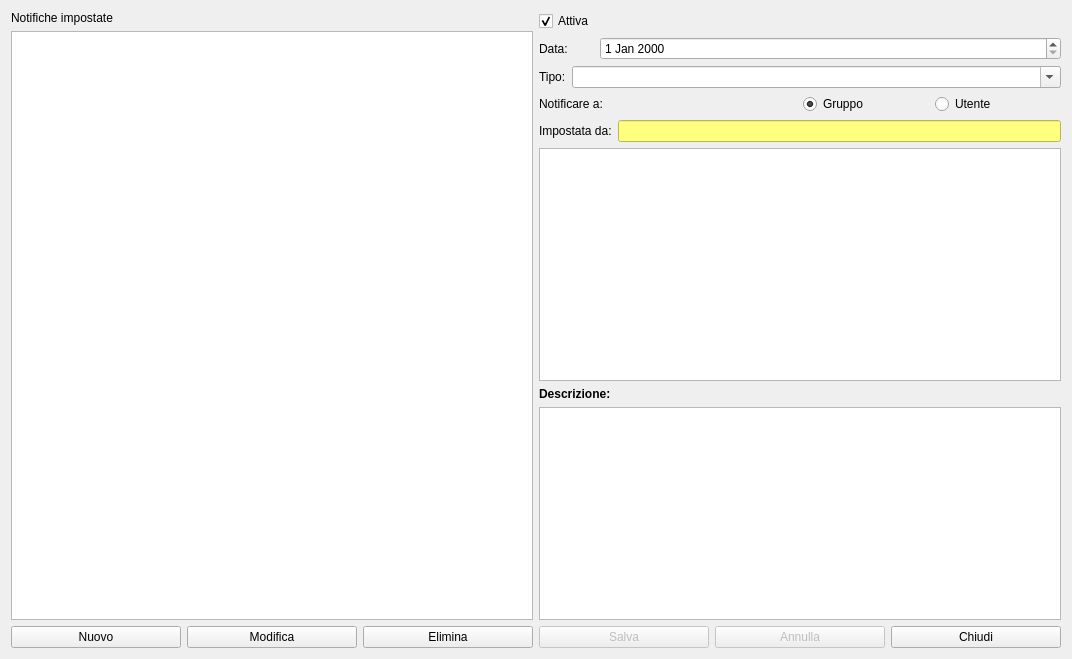
Old version of the form halarm.ui in the repository fblabs/hamlet-mod-sancon.
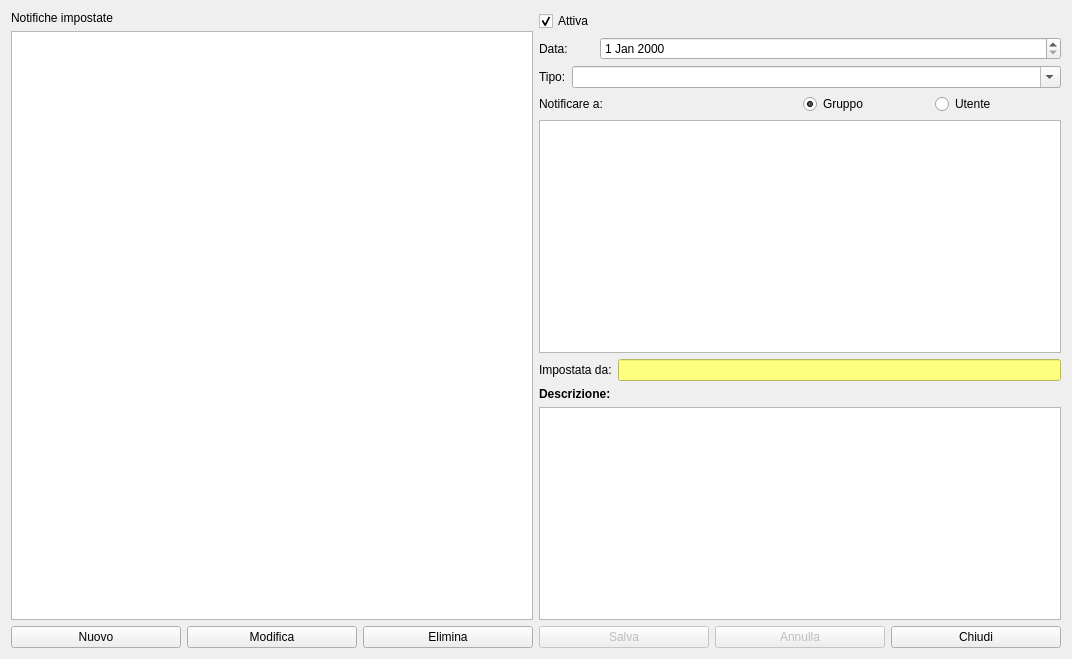
New version of the form. Icons and pictures are not drawn.

What changed in the file:
```diff
--- a/halarm.ui
+++ b/halarm.ui
@@ -139,27 +139,6 @@
          </item>
         </layout>
        </item>
-       <item>
-        <layout class="QFormLayout" name="formLayout_2">
-         <item row="0" column="0">
-          <widget class="QLabel" name="label">
-           <property name="text">
-            <string>Impostata da:</string>
-           </property>
-          </widget>
-         </item>
-         <item row="0" column="1">
-          <widget class="QLineEdit" name="leCreator">
-           <property name="styleSheet">
-            <string notr="true">background-color: rgb(255, 255, 127);</string>
-           </property>
-           <property name="readOnly">
-            <bool>true</bool>
-           </property>
-          </widget>
-         </item>
-        </layout>
-       </item>
        <item>
         <widget class="QListView" name="lvTarget">
          <property name="editTriggers">
@@ -179,6 +158,27 @@
          </property>
         </widget>
        </item>
+       <item>
+        <layout class="QFormLayout" name="formLayout_2">
+         <item row="0" column="0">
+          <widget class="QLabel" name="label">
+           <property name="text">
+            <string>Impostata da:</string>
+           </property>
+          </widget>
+         </item>
+         <item row="0" column="1">
+          <widget class="QLineEdit" name="leCreator">
+           <property name="styleSheet">
+            <string notr="true">background-color: rgb(255, 255, 127);</string>
+           </property>
+           <property name="readOnly">
+            <bool>true</bool>
+           </property>
+          </widget>
+         </item>
+        </layout>
+       </item>
        <item>
         <layout class="QVBoxLayout" name="verticalLayout_3">
          <item>
```
